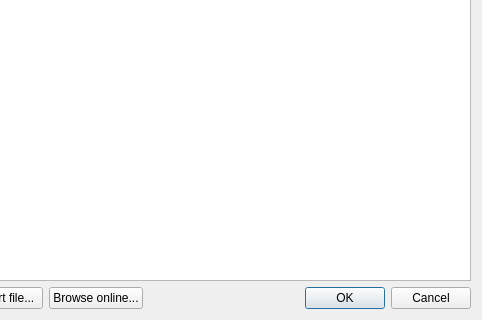
Qt form launcher/ui/dialogs/skins/SkinManageDialog.ui (PollyMC-Continued/launcher) before a commit; both pictures show x 486 to 968 and y 437 to 757 of the 968 by 757 pixel window.
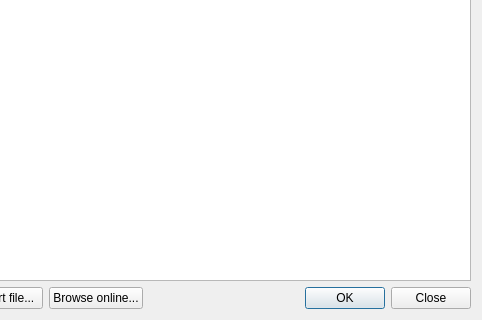
The same form after that commit.

Commit message: feat: Improved skin manager window

```diff
--- a/launcher/ui/dialogs/skins/SkinManageDialog.ui
+++ b/launcher/ui/dialogs/skins/SkinManageDialog.ui
@@ -235,7 +235,7 @@
         </sizepolicy>
        </property>
        <property name="standardButtons">
-        <set>QDialogButtonBox::Cancel|QDialogButtonBox::Ok</set>
+        <set>QDialogButtonBox::Close|QDialogButtonBox::Ok</set>
        </property>
       </widget>
      </item>
```
The commit also changes 3 other files.
